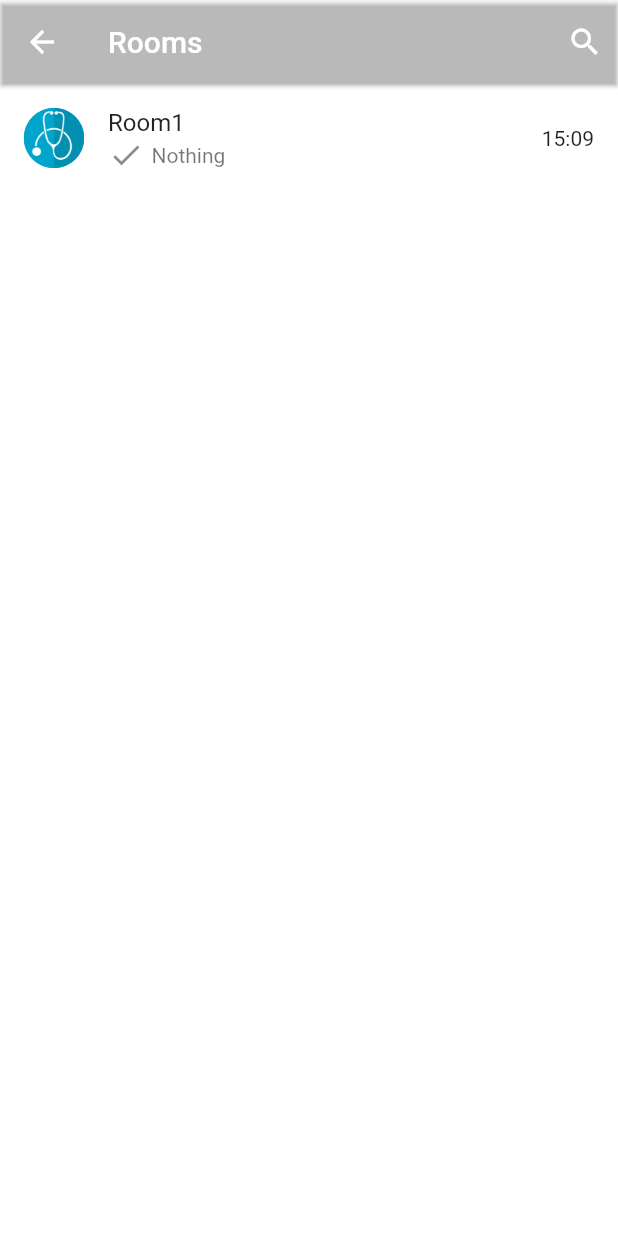
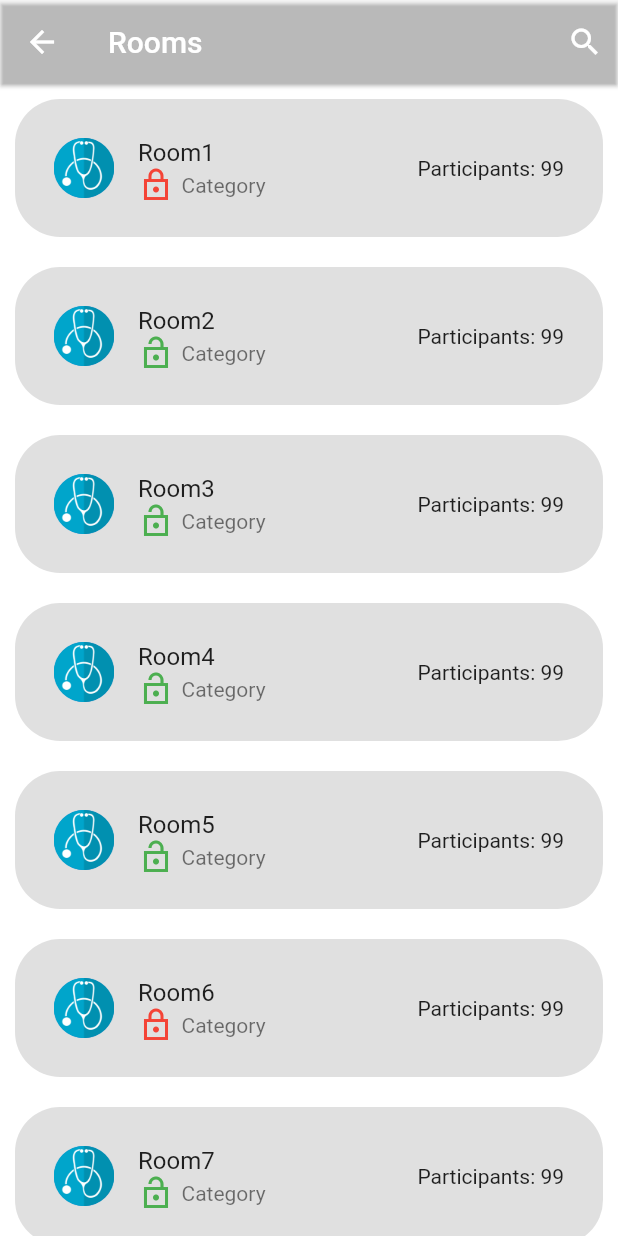
Before and after one commit to kevinjacb/DocAPP, a Flutter app: the Rooms screen opened directly, on a phone screen of 412 x 824 dp. Run offline on Flutter 3.47's test engine with Material 2 defaults, Android fonts, the light colour scheme and no system bars; our stand-ins replace google_fonts; missing offline and left inert: dart:ffi.

Commit message:
Created room screen

```diff
--- a/lib/screens/rooms.dart
+++ b/lib/screens/rooms.dart
@@ -1,3 +1,4 @@
+import 'package:doc_app/screens/room.dart';
 import 'package:flutter/material.dart';
 
 class Rooms extends StatefulWidget {
@@ -10,7 +11,20 @@ class Rooms extends StatefulWidget {
 class _RoomsState extends State<Rooms> {
   @override
   Widget build(BuildContext context) {
-    List room = [Room("Room1", "images/icon.png", "15:09", "Nothing", false)];
+    List room = [
+      Room("Room1", "images/icon.png", "Participants: 99", "Category", true),
+      Room("Room2", "images/icon.png", "Participants: 99", "Category", false),
+      Room("Room3", "images/icon.png", "Participants: 99", "Category", false),
+      Room("Room4", "images/icon.png", "Participants: 99", "Category", false),
+      Room("Room5", "images/icon.png", "Participants: 99", "Category", false),
+      Room("Room6", "images/icon.png", "Participants: 99", "Category", true),
+      Room("Room7", "images/icon.png", "Participants: 99", "Category", false),
+      Room("Room8", "images/icon.png", "Participants: 99", "Category", false),
+      Room("Room9", "images/icon.png", "Participants: 99", "Category", false),
+      Room("Room10", "images/icon.png", "Participants: 99", "Category", false),
+      Room("Room11", "images/icon.png", "Participants: 99", "Category", false),
+      Room("Room12", "images/icon.png", "Participants: 99", "Category", false),
+    ];
     return Scaffold(
       backgroundColor: Colors.transparent,
       appBar: AppBar(
@@ -29,7 +43,24 @@ class _RoomsState extends State<Rooms> {
       body: ListView.builder(
         itemCount: room.length,
         itemBuilder: (context, index) {
-          return ListTile(
+          return Padding(
+            padding: const EdgeInsets.all(10.0),
+            child: InkWell(
+              onTap: () {
+                Navigator.push(
+                    context,
+                    MaterialPageRoute(
+                        builder: (context) => SelectedRoom(
+                              room: room[index],
+                            )));
+              },
+              child: Container(
+                padding: EdgeInsets.all(10),
+                decoration: BoxDecoration(
+                  color: Colors.black12,
+                  borderRadius: BorderRadius.circular(30),
+                ),
+                child: ListTile(
                   leading: CircleAvatar(
                     child: Image.asset(room[index].image_path),
                   ),
@@ -39,18 +70,22 @@ class _RoomsState extends State<Rooms> {
                     children: [
                       if (room[index].read)
                         Icon(
-                    Icons.check,
-                    color: Colors.green,
+                          Icons.lock_outline_sharp,
+                          color: Colors.red,
                         ),
                       if (!room[index].read)
                         Icon(
-                    Icons.check,
+                          Icons.lock_open_sharp,
+                          color: Colors.green,
                         ),
                       SizedBox(
                         width: 5,
                       ),
                       Text(room[index].last_message_content),
                     ],
+                  ),
+                ),
+              ),
             ),
           );
         },
```
Also changed, not shown: lib/screens/home.dart (+12 -7 lines), lib/screens/room.dart (added, +26 -0 lines), lib/widgets/appbar.dart (+5 -4 lines). Lines whose indentation alone changed are shown as unchanged.
